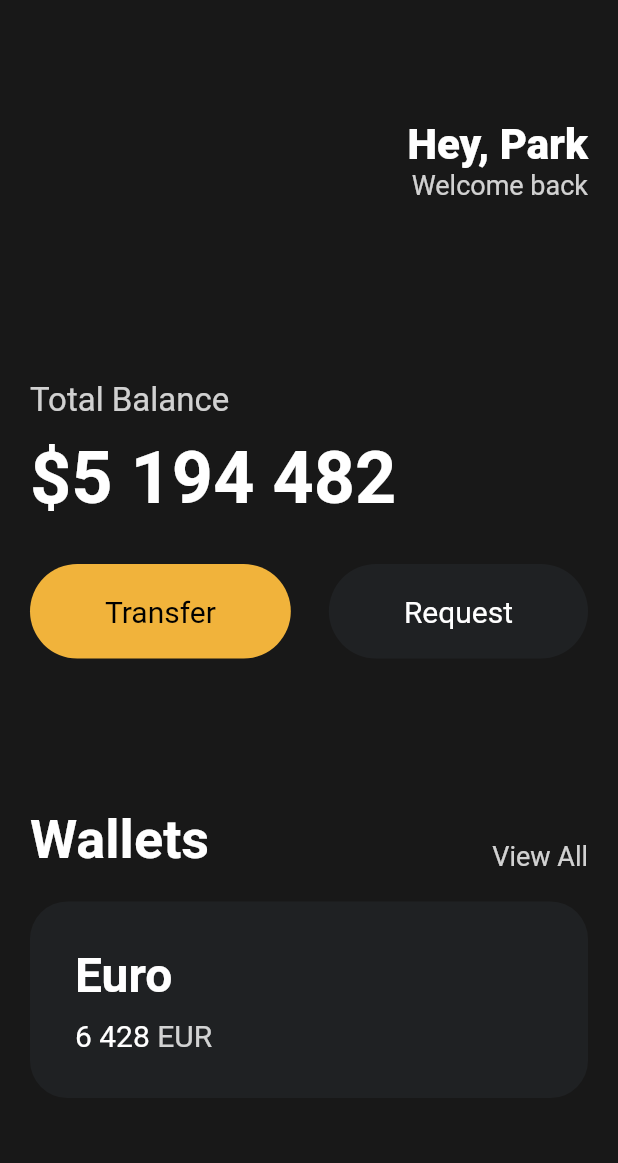
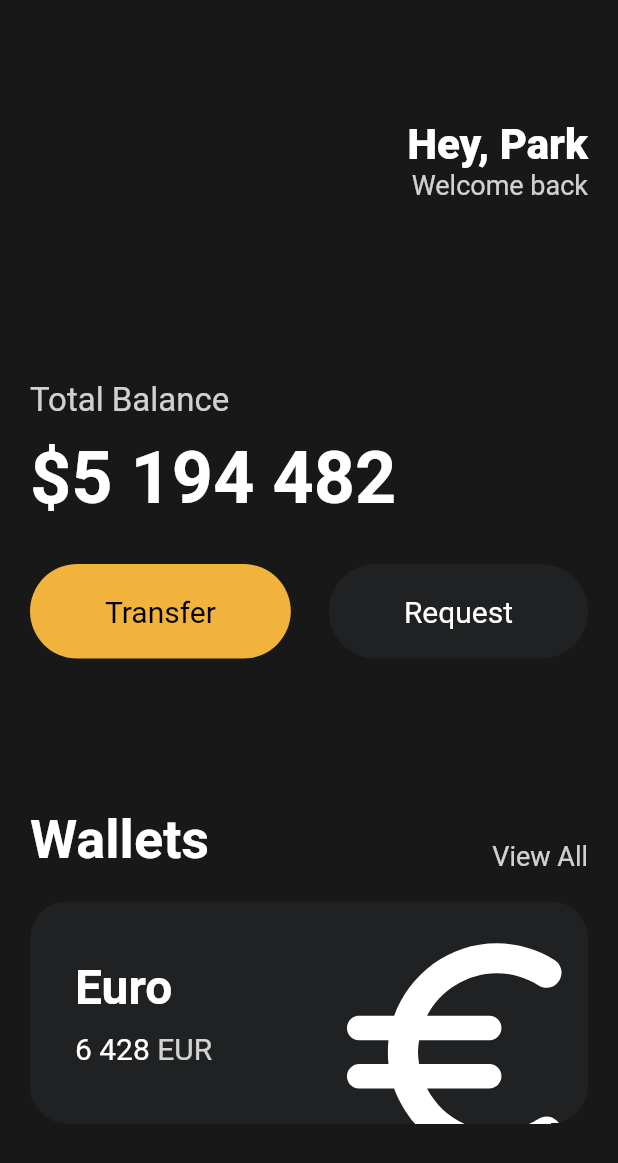
Before and after one commit to ParkJong-Hun/Toonflix, a Flutter app: the screen it shows after launch, on a phone screen of 412 x 824 dp. Shown: the top 1163 px of the screen. Run offline on Flutter 3.47's test engine with Material 2 defaults, Android fonts, the phone set to English and light mode, and no system bars.

Commit message:
feat: add icon with transform

```diff
--- a/lib/main.dart
+++ b/lib/main.dart
@@ -116,6 +116,7 @@ class App extends StatelessWidget {
                 height: 20,
               ),
               Container(
+                clipBehavior: Clip.hardEdge,
                 decoration: BoxDecoration(
                   color: Color(0xFF1F2123),
                   borderRadius: BorderRadius.circular(25),
@@ -123,6 +124,7 @@ class App extends StatelessWidget {
                 child: Padding(
                   padding: const EdgeInsets.all(30),
                   child: Row(
+                    mainAxisAlignment: MainAxisAlignment.spaceBetween,
                     children: [
                       Column(
                         crossAxisAlignment: CrossAxisAlignment.start,
@@ -161,6 +163,16 @@ class App extends StatelessWidget {
                           ),
                         ],
                       ),
+                      Transform.scale(
+                          scale: 2.2,
+                          child: Transform.translate(
+                            offset: Offset(-5, 12),
+                            child: const Icon(
+                              Icons.euro_rounded,
+                              color: Colors.white,
+                              size: 88,
+                            ),
+                          ))
                     ],
                   ),
                 ),
```
